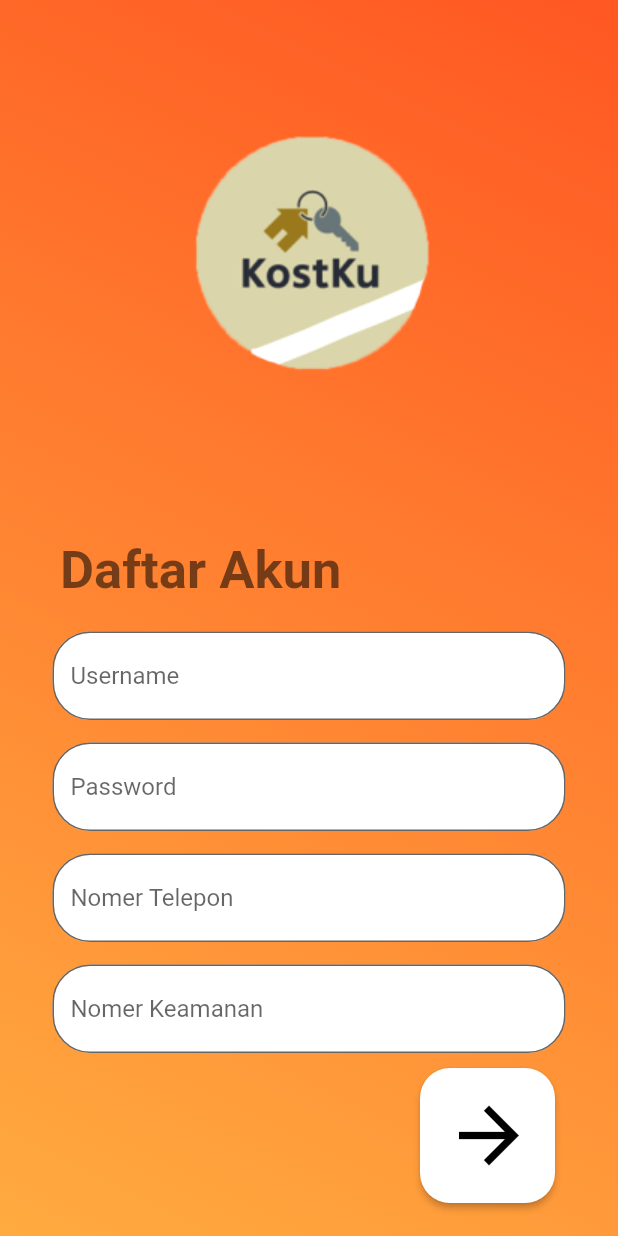
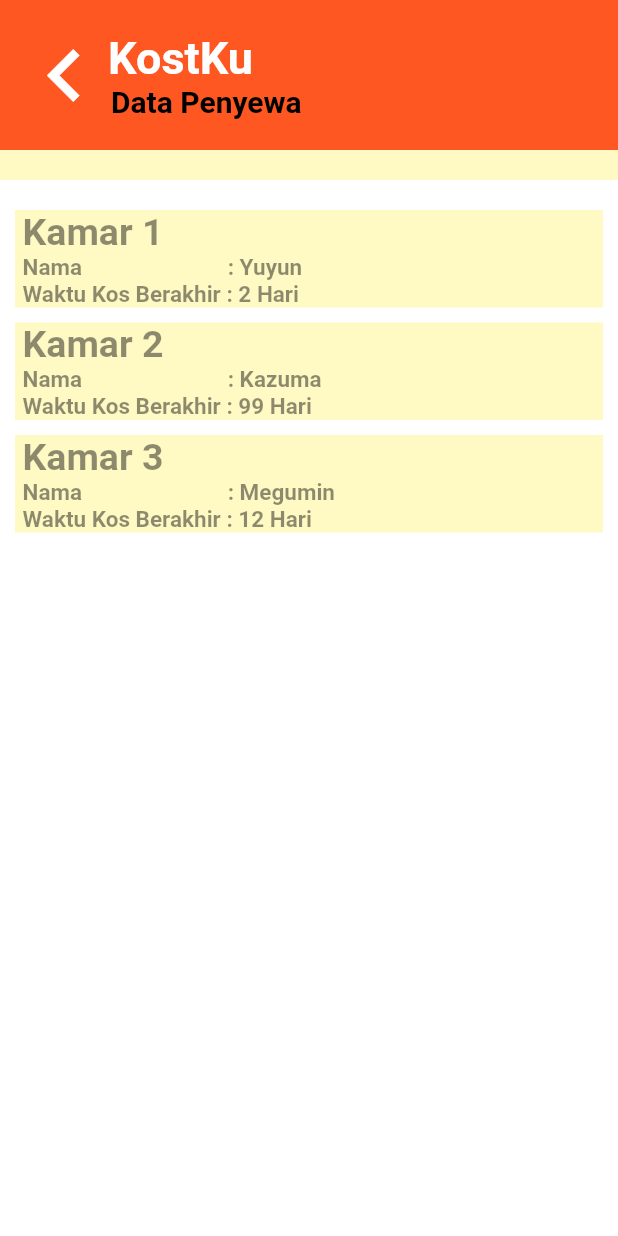
Before and after one commit to Rysalb/KostkuTest, a Flutter app: the screen it shows after launch, after a tap on the "arrow downward" icon, after a tap on "List Data Penyewa", on a phone screen of 412 x 824 dp. Run offline on Flutter 3.47's test engine with Material 2 defaults, Android fonts, the phone set to English and light mode, and no system bars.

Commit message:
(Update)

```diff
--- /dev/null
+++ b/lib/datapenyewa.dart
@@ -0,0 +1,296 @@
+import 'package:flutter/material.dart';
+import 'package:projectmppl/daftarakun.dart';
+import 'package:projectmppl/passbaru.dart';
+
+import 'Login.dart';
+import 'home.dart';
+import 'lupapass.dart';
+import 'ubahprofile.dart';
+
+class datapenyewa extends StatefulWidget {
+
+  @override
+  State<datapenyewa> createState() => _datapenyewaState();
+}
+
+class _datapenyewaState extends State<datapenyewa> {
+
+  @override
+  Widget build(BuildContext context) {
+    return Container(
+      decoration: BoxDecoration(
+          color: Colors.white
+      ),
+      child: Scaffold(
+        backgroundColor: Colors.transparent,
+        appBar: AppBar(
+          toolbarHeight: 100,
+          backgroundColor: Colors.deepOrange,
+          elevation: 0,
+          leading: IconButton(
+            icon: Icon(
+                Icons.keyboard_arrow_left,
+                size: 70.0,
+              ),
+            onPressed: () {
+              Navigator.of(context).pushReplacement(
+                  MaterialPageRoute(builder: (context) => home()));
+            },
+          ),
+          title: Column(
+            crossAxisAlignment: CrossAxisAlignment.start,
+            children: [
+              Text('KostKu',style: TextStyle(
+                fontSize: 30,
+                fontWeight: FontWeight.bold,
+              ),
+              ),
+              Padding(
+                padding: const EdgeInsets.only(left : 2.0),
+                child: Text('Data Penyewa',style: TextStyle(
+                  color: Colors.black,
+                  fontSize: 20,
+                  fontWeight: FontWeight.bold,
+                ),
+                ),
+              )
+            ],
+          ),
+        ),
+        body: SingleChildScrollView(
+          child: Container(
+            child: Column(
+              mainAxisAlignment: MainAxisAlignment.start,
+              crossAxisAlignment: CrossAxisAlignment.start,
+              children: <Widget>[
+                Container(
+                  width: 1000,
+                  height: 20,
+                  color: Colors.yellow[100],
+                ),
+                SizedBox(height: 20),
+                Container(
+                  margin: new EdgeInsets.symmetric(horizontal: 10.0),
+                  width: 1000,
+                  decoration: new BoxDecoration(
+                      color: Colors.yellow[100]
+                  ),
+                  child: Column(
+                    mainAxisAlignment: MainAxisAlignment.start,
+                    crossAxisAlignment: CrossAxisAlignment.start,
+                    children: [
+                      Padding(
+                        padding: const EdgeInsets.only(left: 5.0),
+                        child: Text(
+                          'Kamar 1',
+                          style: TextStyle(
+                            color: Colors.black45,
+                            fontSize: 25,
+                            fontWeight: FontWeight.bold,
+                          ),
+                        ),
+                      ),
+                      Row(
+                        children: [
+                          Padding(padding: const EdgeInsets.only(left: 5.0),
+                            child: Text(
+                              'Nama                          : ',
+                              style: TextStyle(
+                                color: Colors.black45,
+                                fontSize: 15,
+                                fontWeight: FontWeight.bold,
+                              ),
+                            ),
+                          ),
+                          Container(
+                            child: Text(
+                              'Yuyun', style: TextStyle(
+                              color: Colors.black45,
+                              fontSize: 15,
+                              fontWeight: FontWeight.bold,
+                            ),
+                            ),
+                          )
+
+                        ],
+                      ),
+                      Row(
+                        children: [
+                          Padding(padding: const EdgeInsets.only(left: 5.0),
+                            child: Text(
+                              'Waktu Kos Berakhir : ',
+                              style: TextStyle(
+                                color: Colors.black45,
+                                fontSize: 15,
+                                fontWeight: FontWeight.bold,
+                              ),
+                            ),
+                          ),
+                          Container(
+                            child: Text(
+                              '2 Hari', style: TextStyle(
+                              color: Colors.black45,
+                              fontSize: 15,
+                              fontWeight: FontWeight.bold,
+                            ),
+                            ),
+                          )
+
+                        ],
+                      )
+                    ],
+                  ),
+                ),
+                SizedBox(height: 10,),
+                Container(
+                  margin: new EdgeInsets.symmetric(horizontal: 10.0),
+                  width: 1000,
+                  decoration: new BoxDecoration(
+                      color: Colors.yellow[100]
+                  ),
+                  child: Column(
+                    mainAxisAlignment: MainAxisAlignment.start,
+                    crossAxisAlignment: CrossAxisAlignment.start,
+                    children: [
+                      Padding(
+                        padding: const EdgeInsets.only(left: 5.0),
+                        child: Text(
+                          'Kamar 2',
+                          style: TextStyle(
+                            color: Colors.black45,
+                            fontSize: 25,
+                            fontWeight: FontWeight.bold,
+                          ),
+                        ),
+                      ),
+                      Row(
+                        children: [
+                          Padding(padding: const EdgeInsets.only(left: 5.0),
+                            child: Text(
+                              'Nama                          : ',
+                              style: TextStyle(
+                                color: Colors.black45,
+                                fontSize: 15,
+                                fontWeight: FontWeight.bold,
+                              ),
+                            ),
+                          ),
+                          Container(
+                            child: Text(
+                              'Kazuma', style: TextStyle(
+                              color: Colors.black45,
+                              fontSize: 15,
+                              fontWeight: FontWeight.bold,
+                            ),
+                            ),
+                          )
+
+                        ],
+                      ),
+                      Row(
+                        children: [
+                          Padding(padding: const EdgeInsets.only(left: 5.0),
+                            child: Text(
+                              'Waktu Kos Berakhir : ',
+                              style: TextStyle(
+                                color: Colors.black45,
+                                fontSize: 15,
+                                fontWeight: FontWeight.bold,
+                              ),
+                            ),
+                          ),
+                          Container(
+                            child: Text(
+                              '99 Hari', style: TextStyle(
+                              color: Colors.black45,
+                              fontSize: 15,
+                              fontWeight: FontWeight.bold,
+                            ),
+                            ),
+                          ),
+                        ],
+                      )
+                    ],
+                  ),
+                ),
+                SizedBox(height: 10,),
+                Container(
+                  margin: new EdgeInsets.symmetric(horizontal: 10.0),
+                  width: 1000,
+                  decoration: new BoxDecoration(
+                      color: Colors.yellow[100]
+                  ),
+                  child: Column(
+                    mainAxisAlignment: MainAxisAlignment.start,
+                    crossAxisAlignment: CrossAxisAlignment.start,
+                    children: [
+                      Padding(
+                        padding: const EdgeInsets.only(left: 5.0),
+                        child: Text(
+                          'Kamar 3',
+                          style: TextStyle(
+                            color: Colors.black45,
+                            fontSize: 25,
+                            fontWeight: FontWeight.bold,
+                          ),
+                        ),
+                      ),
+                      Row(
+                        children: [
+                          Padding(padding: const EdgeInsets.only(left: 5.0),
+                            child: Text(
+                              'Nama                          : ',
+                              style: TextStyle(
+                                color: Colors.black45,
+                                fontSize: 15,
+                                fontWeight: FontWeight.bold,
+                              ),
+                            ),
+                          ),
+                          Container(
+                            child: Text(
+                              'Megumin', style: TextStyle(
+                              color: Colors.black45,
+                              fontSize: 15,
+                              fontWeight: FontWeight.bold,
+                            ),
+                            ),
+                          )
+
+                        ],
+                      ),
+                      Row(
+                        children: [
+                          Padding(padding: const EdgeInsets.only(left: 5.0),
+                            child: Text(
+                              'Waktu Kos Berakhir : ',
+                              style: TextStyle(
+                                color: Colors.black45,
+                                fontSize: 15,
+                                fontWeight: FontWeight.bold,
+                              ),
+                            ),
+                          ),
+                          Container(
+                            child: Text(
+                              '12 Hari', style: TextStyle(
+                              color: Colors.black45,
+                              fontSize: 15,
+                              fontWeight: FontWeight.bold,
+                            ),
+                            ),
+                          )
+
+                        ],
+                      )
+                    ],
+                  ),
+                ),
+              ],
+            ),
+          ),
+        ),
+      ),
+    );
+  }
+}
--- a/lib/home.dart
+++ b/lib/home.dart
@@ -3,7 +3,10 @@ import 'package:projectmppl/daftarakun.dart';
 import 'package:projectmppl/passbaru.dart';
 
 import 'Login.dart';
+import 'daftarkamar.dart';
+import 'datapenyewa.dart';
 import 'lupapass.dart';
+import 'profile.dart';
 
 class home extends StatefulWidget {
 
@@ -31,7 +34,7 @@ class _homeState extends State<home> {
         break;
       case 2:
         Navigator.of(context).pushReplacement(
-          MaterialPageRoute(builder: (context) => passbaru()),
+          MaterialPageRoute(builder: (context) => profile()),
         );
         break;
     }
@@ -86,7 +89,7 @@ class _homeState extends State<home> {
                         MaterialButton(
                           onPressed: () {
                             Navigator.of(context).pushReplacement(
-                                MaterialPageRoute(builder: (context) => daftarakun()));
+                                MaterialPageRoute(builder: (context) => datapenyewa()));
                           },
                           child: Container(
                             width: 150,
@@ -172,7 +175,7 @@ class _homeState extends State<home> {
                         MaterialButton(
                             onPressed: () {
                               Navigator.of(context).pushReplacement(
-                                  MaterialPageRoute(builder: (context) => daftarakun()));
+                                  MaterialPageRoute(builder: (context) => daftarkamar()));
                             },
                             child: Container(
                               width: 150,
```
Also changed, not shown: lib/daftarkamar.dart (added, +90 -0 lines), lib/profile.dart (added, +125 -0 lines), lib/ubahprofile.dart (added, +128 -0 lines), assets/plus.png (added), assets/profile.png (added), lib/baruaja.dart (deleted).
